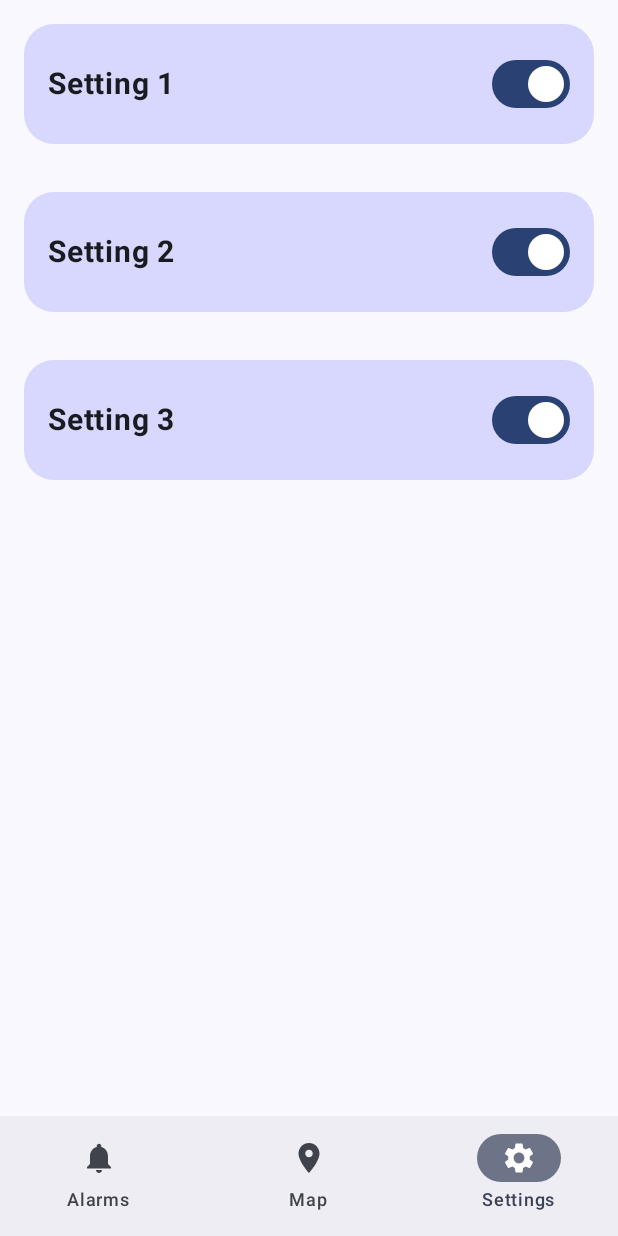
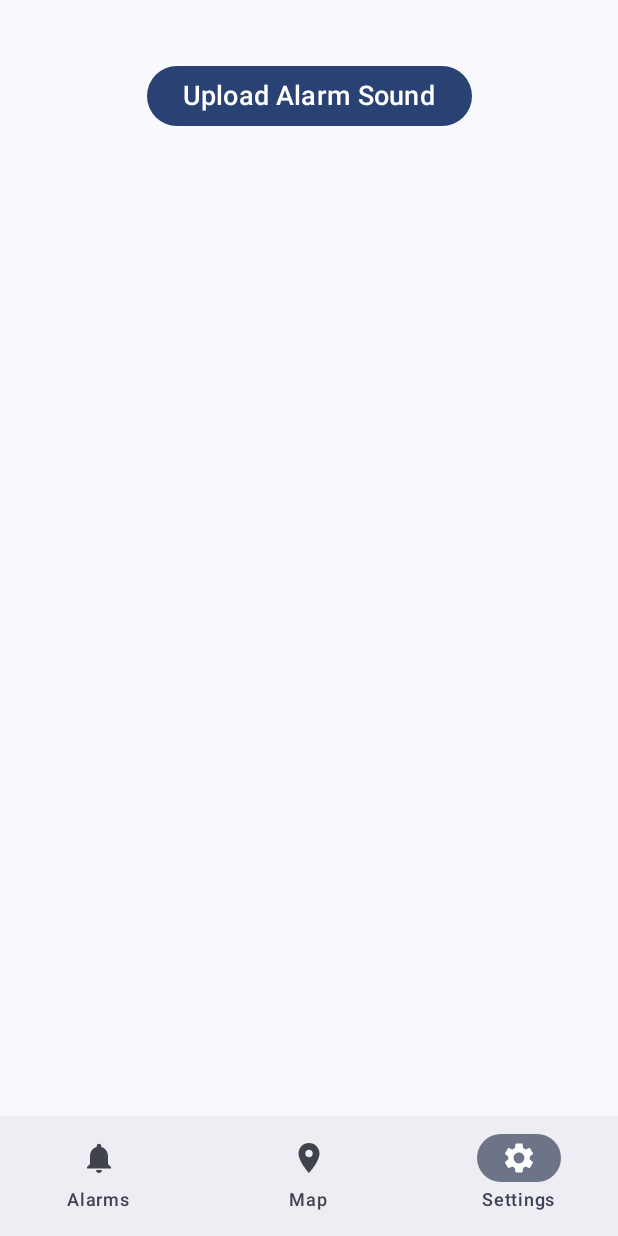
Before and after one commit to zorkomaj/Alarm_App, an Android app built with Jetpack Compose: the screen it shows after launch (MainActivity), item 3 of the bottom bar chosen, on a phone screen of 412 x 824 dp. Run offline under Robolectric (Android 15) with nearby library versions, the phone set to English and light mode, and no system bars; our stand-ins replace Room's generated code.

Commit message:
Added a lot of stuff
- Geofencing now shows active alarms
- Alarms trigger when entering area
- Alarm sound can be changed

```diff
--- a/app/src/main/AndroidManifest.xml
+++ b/app/src/main/AndroidManifest.xml
@@ -16,7 +16,11 @@
         tools:targetApi="31">
         <receiver
             android:name=".ui.GeofenceBroadcastReceiver"
-            android:exported="true" />
+            android:exported="true">
+            <intent-filter>
+                <action android:name="GEOFENCE_TRANSITION_ACTION" />
+            </intent-filter>
+        </receiver>
         <activity
             android:name=".MainActivity"
             android:exported="true"
--- a/app/src/main/java/com/example/alarm_app/MainActivity.kt
+++ b/app/src/main/java/com/example/alarm_app/MainActivity.kt
@@ -1,19 +1,77 @@
 package com.example.alarm_app
 
+import android.Manifest
+import android.content.pm.PackageManager
+import android.os.Build
 import android.os.Bundle
 import android.util.Log
 import androidx.activity.ComponentActivity
 import androidx.activity.compose.setContent
-import androidx.activity.enableEdgeToEdge
+import androidx.activity.result.contract.ActivityResultContracts
+import androidx.core.content.ContextCompat
+import com.example.alarm_app.ui.MapScreen
 import com.example.alarm_app.ui.theme.Alarm_AppTheme
 
 class MainActivity : ComponentActivity() {
+
+    private val requestPermissionLauncher = registerForActivityResult(
+        ActivityResultContracts.RequestMultiplePermissions()
+    ) { permissions ->
+        permissions.entries.forEach { entry ->
+            val permission = entry.key
+            val isGranted = entry.value
+            Log.d("Permissions", "$permission granted: $isGranted")
+        }
+
+        checkBackgroundLocationPermission()
+    }
+
     override fun onCreate(savedInstanceState: Bundle?) {
         super.onCreate(savedInstanceState)
-        enableEdgeToEdge()
+
+        checkLocationPermissions()
+
         setContent {
             Alarm_AppTheme {
                 MainScreen(context = this)
+            }
+        }
+    }
+
+    private fun checkLocationPermissions() {
+        val permissionsToRequest = mutableListOf<String>()
+
+        if (ContextCompat.checkSelfPermission(
+                this,
+                Manifest.permission.ACCESS_FINE_LOCATION
+            ) != PackageManager.PERMISSION_GRANTED
+        ) {
+            permissionsToRequest.add(Manifest.permission.ACCESS_FINE_LOCATION)
+        }
+
+        if (ContextCompat.checkSelfPermission(
+                this,
+                Manifest.permission.ACCESS_COARSE_LOCATION
+            ) != PackageManager.PERMISSION_GRANTED
+        ) {
+            permissionsToRequest.add(Manifest.permission.ACCESS_COARSE_LOCATION)
+        }
+
+        if (permissionsToRequest.isNotEmpty()) {
+            requestPermissionLauncher.launch(permissionsToRequest.toTypedArray())
+        } else {
+            checkBackgroundLocationPermission()
+        }
+    }
+
+    private fun checkBackgroundLocationPermission() {
+        if (Build.VERSION.SDK_INT >= Build.VERSION_CODES.Q) {
+            if (ContextCompat.checkSelfPermission(
+                    this,
+                    Manifest.permission.ACCESS_BACKGROUND_LOCATION
+                ) != PackageManager.PERMISSION_GRANTED
+            ) {
+                requestPermissionLauncher.launch(arrayOf(Manifest.permission.ACCESS_BACKGROUND_LOCATION))
             }
         }
     }
@@ -37,4 +95,9 @@ class MainActivity : ComponentActivity() {
         super.onStop()
         Log.d("MainActivityLifecycle", "onStop called")
     }
+
+    override fun onDestroy() {
+        super.onDestroy()
+        Log.d("MainActivityLifecycle", "onDestroy called")
+    }
 }
--- a/app/src/main/java/com/example/alarm_app/MainScreen.kt
+++ b/app/src/main/java/com/example/alarm_app/MainScreen.kt
@@ -64,6 +64,6 @@ fun ContentScreen(modifier: Modifier = Modifier, selectedIndex: Int, context: Co
     when (selectedIndex) {
         0 -> AlarmsScreen(context = context)
         1 -> MapScreen(context = context)
-        2 -> SettingsScreen()
+        2 -> SettingsScreen(context = context)
     }
 }
--- a/app/src/main/java/com/example/alarm_app/data/AlarmDataDao.kt
+++ b/app/src/main/java/com/example/alarm_app/data/AlarmDataDao.kt
@@ -15,6 +15,13 @@ interface AlarmDataDao {
         INNER JOIN map_data ON alarm_data.mapDataId = map_data.id
     """)
     suspend fun getAllAlarmData(): List<AlarmWithLocation>
+
+    @Query("""
+    SELECT map_data.* FROM alarm_data
+    INNER JOIN map_data ON alarm_data.mapDataId = map_data.id
+    WHERE alarm_data.checked = 1
+""")
+    suspend fun getCheckedGeofences(): List<MapData>
 }
 
 data class AlarmWithLocation(
--- a/app/src/main/java/com/example/alarm_app/ui/SettingsScreen.kt
+++ b/app/src/main/java/com/example/alarm_app/ui/SettingsScreen.kt
@@ -1,88 +1,68 @@
 package com.example.alarm_app.ui
 
-import androidx.compose.foundation.background
+import android.content.Context
+import android.net.Uri
+import androidx.activity.compose.rememberLauncherForActivityResult
+import androidx.activity.result.contract.ActivityResultContracts
 import androidx.compose.foundation.layout.*
-import androidx.compose.foundation.lazy.LazyColumn
-import androidx.compose.foundation.lazy.items
-import androidx.compose.foundation.shape.RoundedCornerShape
 import androidx.compose.material3.Button
-import androidx.compose.material3.Switch
 import androidx.compose.material3.Text
 import androidx.compose.runtime.*
 import androidx.compose.ui.Alignment
 import androidx.compose.ui.Modifier
-import androidx.compose.ui.graphics.Color
-import androidx.compose.ui.text.font.FontWeight
 import androidx.compose.ui.unit.dp
 import androidx.compose.ui.unit.sp
+import java.io.File
+import java.io.FileOutputStream
 
 @Composable
-fun SettingsScreen(modifier: Modifier = Modifier) {
-    val settingsList = listOf("Setting 1", "Setting 2", "Setting 3")
-    val checkedStates = remember { mutableStateListOf(true, true, true) }
+fun SettingsScreen(modifier: Modifier = Modifier, context: Context) {
+    var uploadStatus by remember { mutableStateOf("") }
 
-    Column(modifier = modifier.fillMaxSize()) {
-        LazyColumn(modifier = Modifier.weight(1f)) {
-            items(settingsList) { setting ->
-                val index = settingsList.indexOf(setting)
-                SettingRow(
-                    settingName = setting,
-                    checked = checkedStates[index],
-                    onCheckedChange = {
-                        checkedStates[index] = it
-                    }
-                )
-            }
+    val filePickerLauncher = rememberLauncherForActivityResult(
+        contract = ActivityResultContracts.GetContent()
+    ) { uri: Uri? ->
+        if (uri != null) {
+            val success = saveFileAsAlarmSound(context, uri)
+            uploadStatus = if (success) "Alarm sound updated successfully!" else "Failed to update alarm sound."
+        } else {
+            uploadStatus = "No file selected."
+        }
+    }
+
+    Column(
+        modifier = modifier
+            .fillMaxSize()
+            .padding(top = 40.dp),
+        verticalArrangement = Arrangement.Top,
+        horizontalAlignment = Alignment.CenterHorizontally
+    ) {
+        Button(onClick = { filePickerLauncher.launch("audio/*") }) {
+            Text("Upload Alarm Sound", fontSize = 18.sp)
         }
 
         Spacer(modifier = Modifier.height(16.dp))
 
-        Row(
-            modifier = Modifier
-                .fillMaxWidth()
-                .padding(16.dp),
-            horizontalArrangement = Arrangement.Center
-        ) {
-            Button(
-                onClick = {  },
-                modifier = Modifier.padding(end = 8.dp)
-            ) {
-                Text("Import")
-            }
-            Button(
-                onClick = {  },
-                modifier = Modifier.padding(start = 8.dp)
-            ) {
-                Text("Export")
-            }
-        }
+        Text(text = uploadStatus, fontSize = 16.sp)
     }
 }
 
-@Composable
-fun SettingRow(settingName: String, checked: Boolean, onCheckedChange: (Boolean) -> Unit) {
-    Row(
-        modifier = Modifier
-            .padding(16.dp, 16.dp, 16.dp, 16.dp)
-            .background(Color(0xd1d1d1ff), shape = RoundedCornerShape(20.dp))
-            .fillMaxWidth()
-            .padding(16.dp),
-        verticalAlignment = Alignment.CenterVertically
-    ) {
-        Column(
-            modifier = Modifier.weight(1f)
-        ) {
-            Text(
-                text = settingName,
-                fontWeight = FontWeight.Bold,
-                fontSize = 20.sp
-            )
+private fun saveFileAsAlarmSound(context: Context, uri: Uri): Boolean {
+    return try {
+        val alarmsoundFile = File(context.filesDir, "alarmsound.mp3")
+
+        if (alarmsoundFile.exists()) {
+            alarmsoundFile.delete()
         }
 
-        Switch(
-            checked = checked,
-            onCheckedChange = onCheckedChange,
-            modifier = Modifier.padding(start = 50.dp)
-        )
+        val inputStream = context.contentResolver.openInputStream(uri) ?: return false
+        FileOutputStream(alarmsoundFile).use { outputStream ->
+            inputStream.copyTo(outputStream)
+        }
+
+        true
+    } catch (e: Exception) {
+        e.printStackTrace()
+        false
     }
 }
```
Also changed, not shown: app/src/main/java/com/example/alarm_app/ui/GeofenceBroadcastReceiver.kt (+27 -14 lines), app/src/main/java/com/example/alarm_app/ui/MapScreen.kt (+98 -17 lines), 1 other file.
